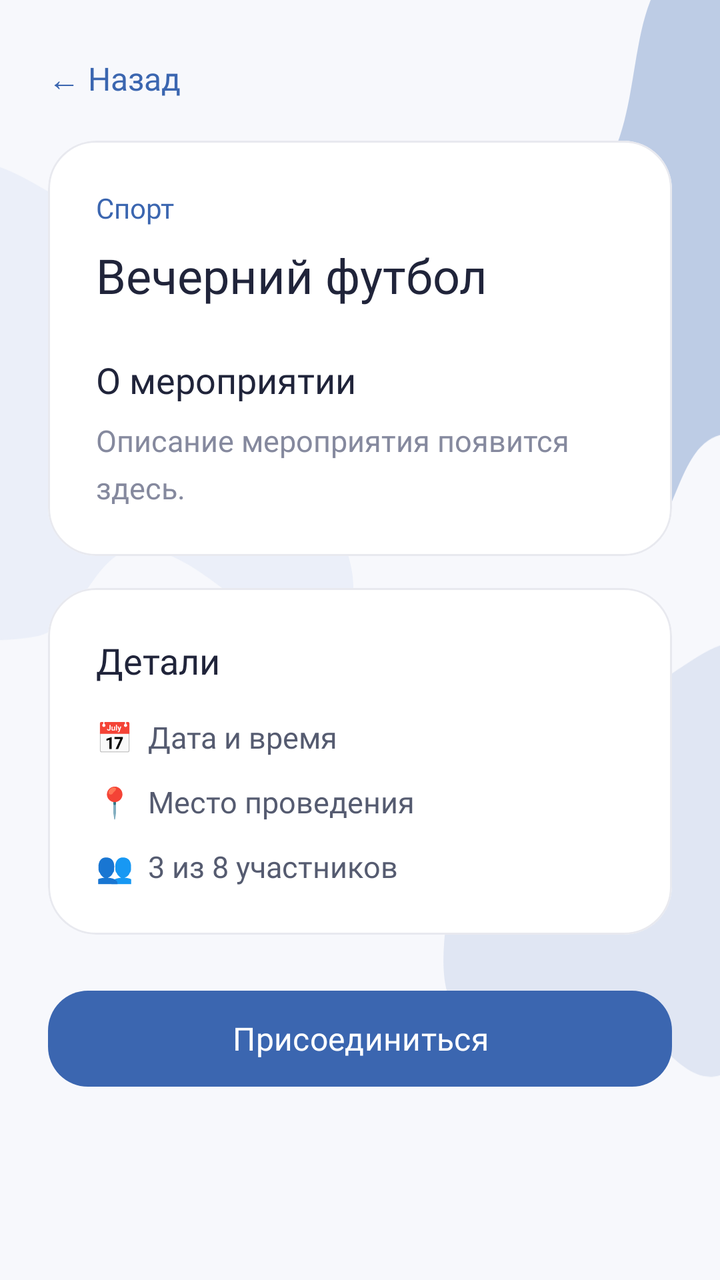
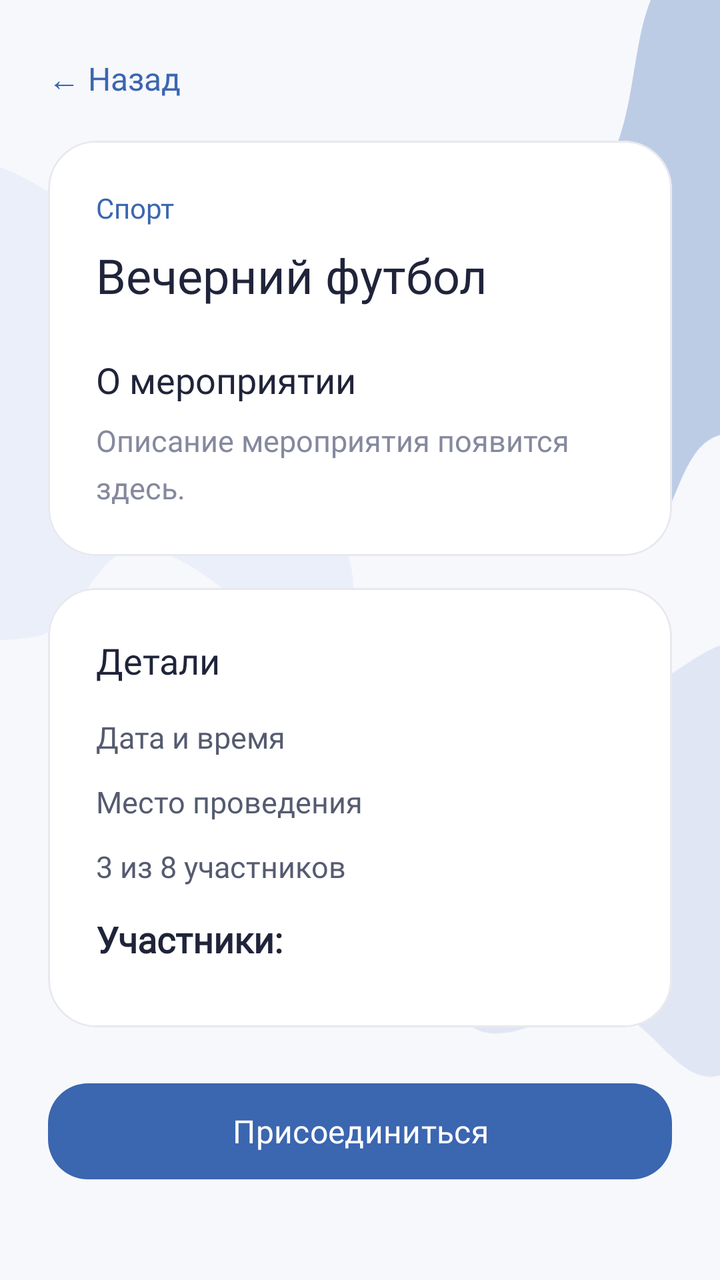

Screens rendered from an Android XML layout before and after an edit, with the pre-edit source and the edit as a unified diff.
<!-- AndroidManifest.xml: application theme Theme.UniTime -->
<!-- res/layout/activity_event_details.xml -->
<?xml version="1.0" encoding="utf-8"?>
<androidx.constraintlayout.widget.ConstraintLayout
    xmlns:android="http://schemas.android.com/apk/res/android"
    xmlns:app="http://schemas.android.com/apk/res-auto"
    android:layout_width="match_parent"
    android:layout_height="match_parent"
    android:background="#F7F8FC"
    android:fitsSystemWindows="true">

    
    <ImageView
        android:layout_width="0dp"
        android:layout_height="0dp"
        android:scaleType="centerCrop"
        android:src="@drawable/background"
        app:layout_constraintTop_toTopOf="parent"
        app:layout_constraintBottom_toBottomOf="parent"
        app:layout_constraintStart_toStartOf="parent"
        app:layout_constraintEnd_toEndOf="parent"
        android:contentDescription="Фон" />

    <androidx.core.widget.NestedScrollView
        android:layout_width="match_parent"
        android:layout_height="match_parent"
        android:fillViewport="true"
        android:clipToPadding="false">

        <LinearLayout
            android:layout_width="match_parent"
            android:layout_height="wrap_content"
            android:orientation="vertical"
            android:paddingHorizontal="24dp"
            android:paddingTop="16dp"
            android:paddingBottom="40dp">

            
            <TextView
                android:id="@+id/backButton"
                android:layout_width="wrap_content"
                android:layout_height="wrap_content"
                android:text="← Назад"
                android:textColor="#3B66B0"
                android:textSize="16sp"
                android:fontFamily="@font/geist_semibold"
                android:paddingVertical="12dp"
                android:layout_marginBottom="8dp" />

            
            <com.google.android.material.card.MaterialCardView
                android:layout_width="match_parent"
                android:layout_height="wrap_content"
                app:cardBackgroundColor="#FFFFFF"
                app:cardCornerRadius="24dp"
                app:cardElevation="0dp"
                app:strokeColor="#E8E9EF"
                app:strokeWidth="1dp">

                <LinearLayout
                    android:layout_width="match_parent"
                    android:layout_height="wrap_content"
                    android:orientation="vertical"
                    android:padding="24dp">

                    <TextView
                        android:id="@+id/detailCategory"
                        android:layout_width="wrap_content"
                        android:layout_height="wrap_content"
                        android:text="Спорт"
                        android:textColor="#3B66B0"
                        android:textSize="14sp"
                        android:fontFamily="@font/geist_semibold" />

                    <TextView
                        android:id="@+id/detailTitle"
                        android:layout_width="match_parent"
                        android:layout_height="wrap_content"
                        android:layout_marginTop="8dp"
                        android:text="Вечерний футбол"
                        android:textColor="#20243A"
                        android:textSize="24sp"
                        android:fontFamily="@font/geist_semibold" />


                    <TextView
                        android:layout_width="match_parent"
                        android:layout_height="wrap_content"
                        android:layout_marginTop="24dp"
                        android:text="О мероприятии"
                        android:textColor="#20243A"
                        android:textSize="18sp"
                        android:fontFamily="@font/geist_semibold" />

                    <TextView
                        android:id="@+id/detailDescription"
                        android:layout_width="match_parent"
                        android:layout_height="wrap_content"
                        android:layout_marginTop="8dp"
                        android:text="Описание мероприятия появится здесь."
                        android:textColor="#85899E"
                        android:textSize="15sp"
                        android:fontFamily="@font/geist_regular"
                        android:lineSpacingExtra="6dp" />

                </LinearLayout>
            </com.google.android.material.card.MaterialCardView>

            
            <com.google.android.material.card.MaterialCardView
                android:layout_width="match_parent"
                android:layout_height="wrap_content"
                android:layout_marginTop="16dp"
                app:cardBackgroundColor="#FFFFFF"
                app:cardCornerRadius="24dp"
                app:cardElevation="0dp"
                app:strokeColor="#E8E9EF"
                app:strokeWidth="1dp">

                <LinearLayout
                    android:layout_width="match_parent"
                    android:layout_height="wrap_content"
                    android:orientation="vertical"
                    android:padding="24dp">

                    <TextView
                        android:layout_width="match_parent"
                        android:layout_height="wrap_content"
                        android:text="Детали"
                        android:textColor="#20243A"
                        android:textSize="18sp"
                        android:fontFamily="@font/geist_semibold" />

                    <TextView
                        android:id="@+id/detailDate"
                        android:layout_width="match_parent"
                        android:layout_height="wrap_content"
                        android:layout_marginTop="16dp"
                        android:text="📅  Дата и время"
                        android:textColor="#555B70"
                        android:textSize="15sp"
                        android:fontFamily="@font/geist_regular" />

                    <TextView
                        android:id="@+id/detailLocation"
                        android:layout_width="match_parent"
                        android:layout_height="wrap_content"
                        android:layout_marginTop="12dp"
                        android:text="📍  Место проведения"
                        android:textColor="#555B70"
                        android:textSize="15sp"
                        android:fontFamily="@font/geist_regular" />

                    <TextView
                        android:id="@+id/detailParticipants"
                        android:layout_width="match_parent"
                        android:layout_height="wrap_content"
                        android:layout_marginTop="12dp"
                        android:text="👥  3 из 8 участников"
                        android:textColor="#555B70"
                        android:textSize="15sp"
                        android:fontFamily="@font/geist_regular" />

                </LinearLayout>
            </com.google.android.material.card.MaterialCardView>

            
            <com.google.android.material.button.MaterialButton
                android:id="@+id/detailJoinButton"
                android:layout_width="match_parent"
                android:layout_height="56dp"
                android:layout_marginTop="24dp"
                android:text="Присоединиться"
                android:textAllCaps="false"
                android:textColor="#FFFFFF"
                android:textSize="16sp"
                android:fontFamily="@font/geist_semibold"
                app:backgroundTint="#3B66B0"
                app:cornerRadius="20dp" />

        </LinearLayout>
    </androidx.core.widget.NestedScrollView>
</androidx.constraintlayout.widget.ConstraintLayout>
<!-- resources referenced by this layout -->
<resources>
  <!-- drawable background: vector/xml drawable (drawable, 2131 chars, omitted) -->
  <style name="Theme.UniTime" parent="Base.Theme.UniTime" />
  <style name="Base.Theme.UniTime" parent="Theme.Material3.DayNight.NoActionBar">
          
          
      </style>
</resources>

<!-- the commit's change to res/layout/activity_event_details.xml (unified diff, before → after) -->
@@ -134,7 +134,7 @@
                         android:layout_width="match_parent"
                         android:layout_height="wrap_content"
                         android:layout_marginTop="16dp"
-                        android:text="📅  Дата и время"
+                        android:text="Дата и время"
                         android:textColor="#555B70"
                         android:textSize="15sp"
                         android:fontFamily="@font/geist_regular" />
@@ -144,7 +144,7 @@
                         android:layout_width="match_parent"
                         android:layout_height="wrap_content"
                         android:layout_marginTop="12dp"
-                        android:text="📍  Место проведения"
+                        android:text="Место проведения"
                         android:textColor="#555B70"
                         android:textSize="15sp"
                         android:fontFamily="@font/geist_regular" />
@@ -154,11 +154,28 @@
                         android:layout_width="match_parent"
                         android:layout_height="wrap_content"
                         android:layout_marginTop="12dp"
-                        android:text="👥  3 из 8 участников"
+                        android:text="3 из 8 участников"
                         android:textColor="#555B70"
                         android:textSize="15sp"
                         android:fontFamily="@font/geist_regular" />
 
+                    
+                    <TextView
+                        android:layout_width="wrap_content"
+                        android:layout_height="wrap_content"
+                        android:text="Участники:"
+                        android:textColor="#20243A"
+                        android:textStyle="bold"
+                        android:fontFamily="@font/geist_semibold"
+                        android:layout_marginTop="14dp"
+                        android:textSize="18sp" />
+
+                    <androidx.recyclerview.widget.RecyclerView
+                        android:id="@+id/rvParticipantsList"
+                        android:layout_width="match_parent"
+                        android:layout_height="wrap_content"
+                        android:layout_marginTop="8dp"
+                        android:nestedScrollingEnabled="false" /> 
                 </LinearLayout>
             </com.google.android.material.card.MaterialCardView>
 
